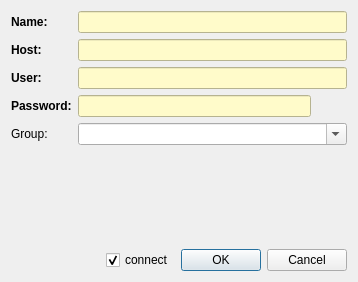
Before: the Qt Designer form ui/hostconfig.ui in devqore/myrdp, drawn with Qt 5.
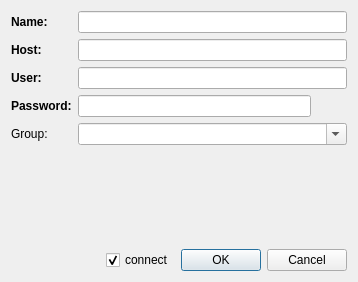
After: the same form once the commit is applied. Icons and pictures are not drawn.

Commit message: background removed for required fields (unreadable on dark themes)

```diff
--- a/ui/hostconfig.ui
+++ b/ui/hostconfig.ui
@@ -37,8 +37,8 @@
      </item>
      <item row="0" column="1">
       <widget class="QLineEdit" name="name">
-       <property name="styleSheet">
-        <string notr="true">background-color: #fffbca;</string>
+       <property name="autoFillBackground">
+        <bool>false</bool>
        </property>
        <property name="text">
         <string/>
@@ -63,9 +63,6 @@
      </item>
      <item row="1" column="1">
       <widget class="QLineEdit" name="address">
-       <property name="styleSheet">
-        <string notr="true">background-color: #fffbca;</string>
-       </property>
        <property name="placeholderText">
         <string/>
        </property>
@@ -86,9 +83,6 @@
      </item>
      <item row="2" column="1">
       <widget class="QLineEdit" name="user">
-       <property name="styleSheet">
-        <string notr="true">background-color: #fffbca;</string>
-       </property>
        <property name="placeholderText">
         <string/>
        </property>
@@ -111,9 +105,6 @@
       <layout class="QHBoxLayout" name="horizontalLayout_2">
        <item>
         <widget class="QLineEdit" name="password">
-         <property name="styleSheet">
-          <string notr="true">background-color: #fffbca;</string>
-         </property>
          <property name="echoMode">
           <enum>QLineEdit::Password</enum>
          </property>
```
Left out of the diff: 4 changed lines with no effect on the pictures. The commit also changes 1 other file.
